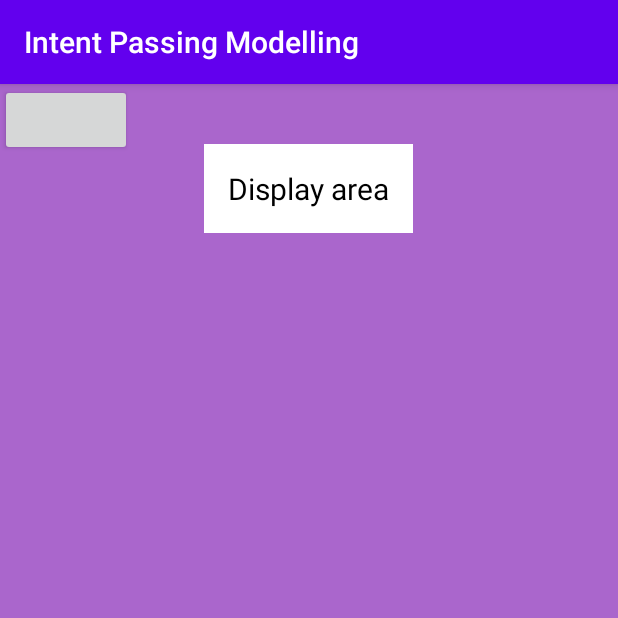
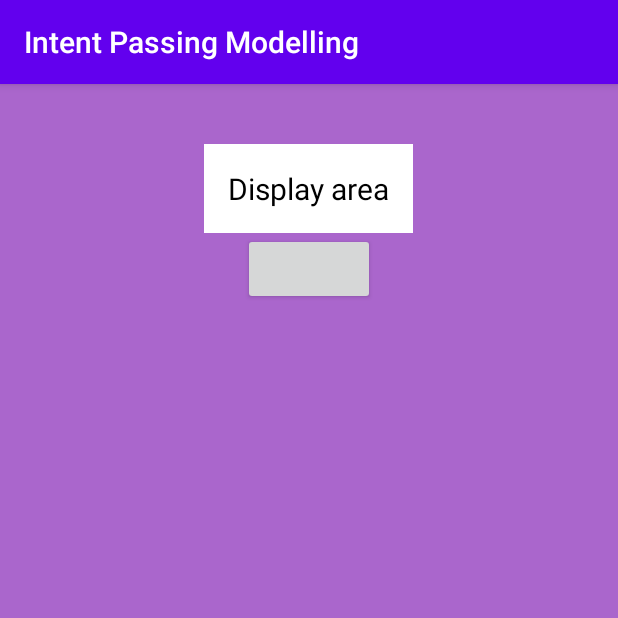
Before and after one commit to anantcodes/Intent-Passing-Modelling, an Android app: the ShowActivity screen opened directly, with no data from a screen before it, on a phone screen of 412 x 824 dp, the top half of it. Run offline under Robolectric (Android 15) with nearby library versions, the phone set to English and light mode, and no system bars.

```diff
--- a/app/src/main/res/layout/activity_show.xml
+++ b/app/src/main/res/layout/activity_show.xml
@@ -21,5 +21,7 @@
 
     <Button
         android:layout_width="wrap_content"
-        android:layout_height="wrap_content"/>
+        android:layout_height="wrap_content"
+        android:layout_below="@+id/txtDp"
+        android:layout_centerHorizontal="true"/>
 </RelativeLayout>
```
